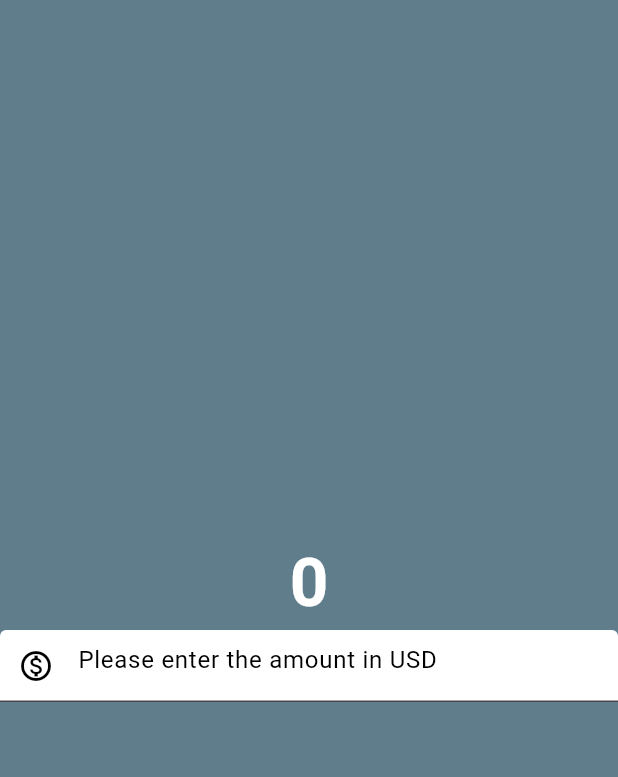
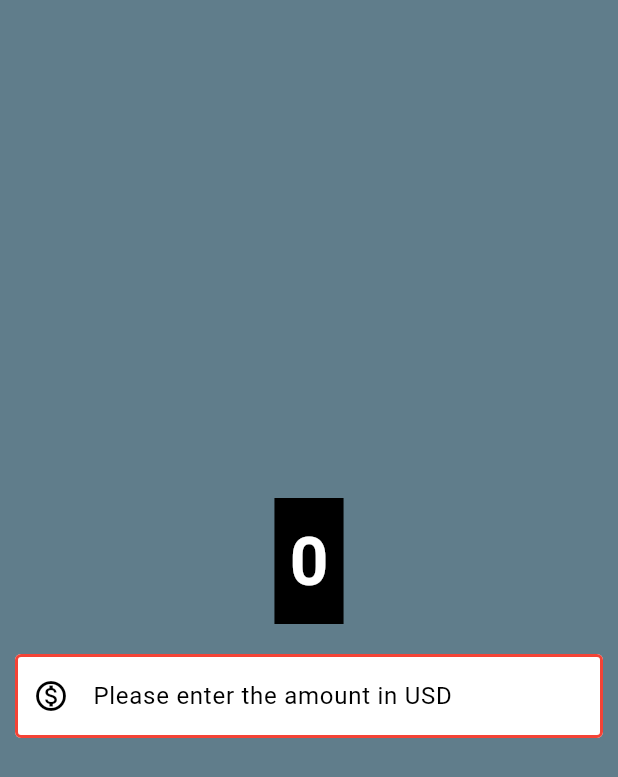
Before and after one commit to Shivangm9669/flutter, a Flutter app: the screen it shows after launch, on a phone screen of 412 x 824 dp. Shown: the top 777 px of the screen. Run offline on Flutter 3.47's test engine with Material 3 defaults, Android fonts, the phone set to English and light mode, and no system bars.

Commit message:
add container and padding

```diff
--- a/currency_convertor/lib/currency_convertor_material_page.dart
+++ b/currency_convertor/lib/currency_convertor_material_page.dart
@@ -5,20 +5,34 @@ class CurrencyConvertorMaterialPage extends StatelessWidget {
 
   @override
   Widget build(BuildContext context) {
-    return const Scaffold(
+    const bo = OutlineInputBorder(
+      borderSide: BorderSide(
+        color: Colors.red,
+        width: 2.0,
+        style: BorderStyle.solid,
+      ),
+    );
+    return Scaffold(
       backgroundColor: Colors.blueGrey,
       body: Center(
         child: Column(
           mainAxisAlignment: MainAxisAlignment.center,
           children: [
-            Text(
+            Container(
+              padding: const EdgeInsets.all(10),
+              margin: const EdgeInsets.all(10),
+              color: Colors.black,
+              child: const Text(
                 '0',
                 style: TextStyle(
                     fontSize: 45,
                     fontWeight: FontWeight.bold,
                     color: Colors.white),
               ),
-            TextField(
+            ),
+            const Padding(
+              padding: EdgeInsets.all(10),
+              child: TextField(
                 style: TextStyle(color: Colors.black),
                 decoration: InputDecoration(
                     hintText: 'Please enter the amount in USD',
@@ -29,7 +43,12 @@ class CurrencyConvertorMaterialPage extends StatelessWidget {
                     prefixIconColor: Colors.black,
                     filled: true,
                     fillColor: Colors.white,
-                  focusedBorder: OutlineInputBorder()),
+                    focusedBorder: bo,
+                    enabledBorder: bo),
+                keyboardType: TextInputType.numberWithOptions(
+                  decimal: true,
+                ),
+              ),
             ),
           ],
         ),
```
Lines whose indentation alone changed are shown as unchanged.
